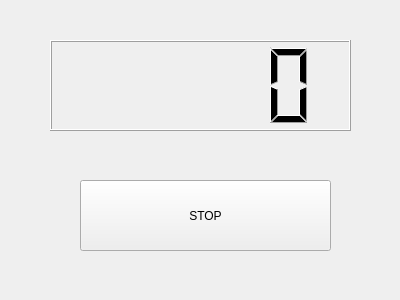
Old version of the form timersimple/counterDlg.ui in the repository calejandropt/robotica.
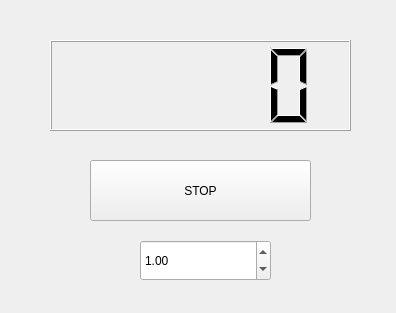
New version of the form.

Commit message: Mejora la funcionalidad de Ejemplo1 y añade un SpinBox para la modificación del periodo en TimerSimple.

What changed in the file:
```diff
--- a/timersimple/counterDlg.ui
+++ b/timersimple/counterDlg.ui
@@ -6,8 +6,8 @@
    <rect>
     <x>0</x>
     <y>0</y>
-    <width>400</width>
-    <height>300</height>
+    <width>396</width>
+    <height>313</height>
    </rect>
   </property>
   <property name="windowTitle">
@@ -16,10 +16,10 @@
   <widget class="QPushButton" name="button">
    <property name="geometry">
     <rect>
-     <x>80</x>
-     <y>180</y>
-     <width>251</width>
-     <height>71</height>
+     <x>90</x>
+     <y>160</y>
+     <width>221</width>
+     <height>61</height>
     </rect>
    </property>
    <property name="text">
@@ -36,6 +36,28 @@
     </rect>
    </property>
   </widget>
+  <widget class="QDoubleSpinBox" name="doubleSpinBox">
+   <property name="geometry">
+    <rect>
+     <x>140</x>
+     <y>240</y>
+     <width>131</width>
+     <height>41</height>
+    </rect>
+   </property>
+   <property name="minimum">
+    <double>0.250000000000000</double>
+   </property>
+   <property name="maximum">
+    <double>2.000000000000000</double>
+   </property>
+   <property name="singleStep">
+    <double>0.250000000000000</double>
+   </property>
+   <property name="value">
+    <double>1.000000000000000</double>
+   </property>
+  </widget>
  </widget>
  <resources/>
  <connections/>
```
The commit also changes 6 other files.
